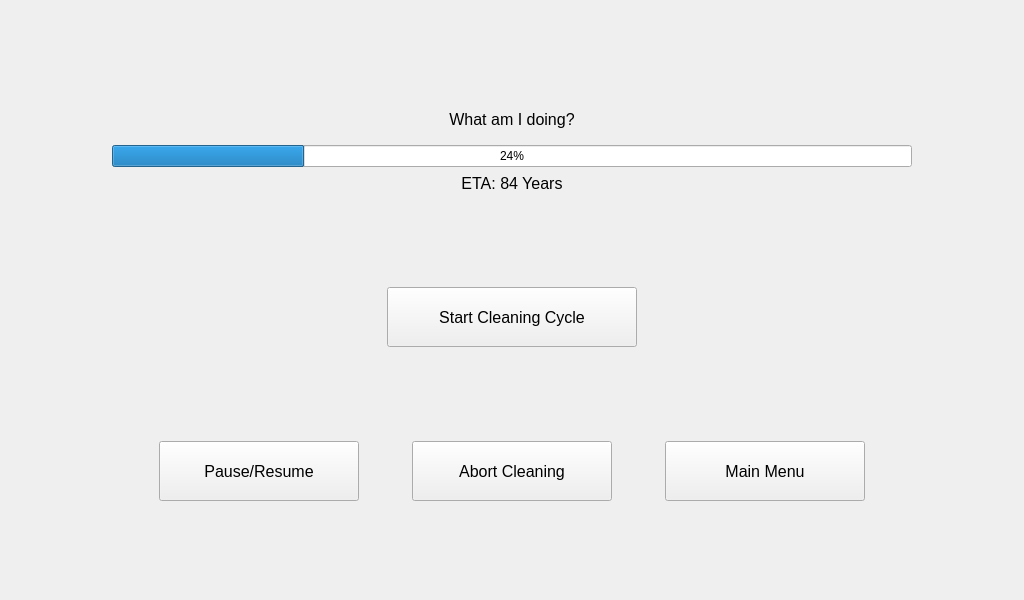
This is autobrewer/GUI/UI Files/CleaningScreen.ui in drmwve/Capstone-Project as Qt 5 draws it before an edit. The edited form follows.
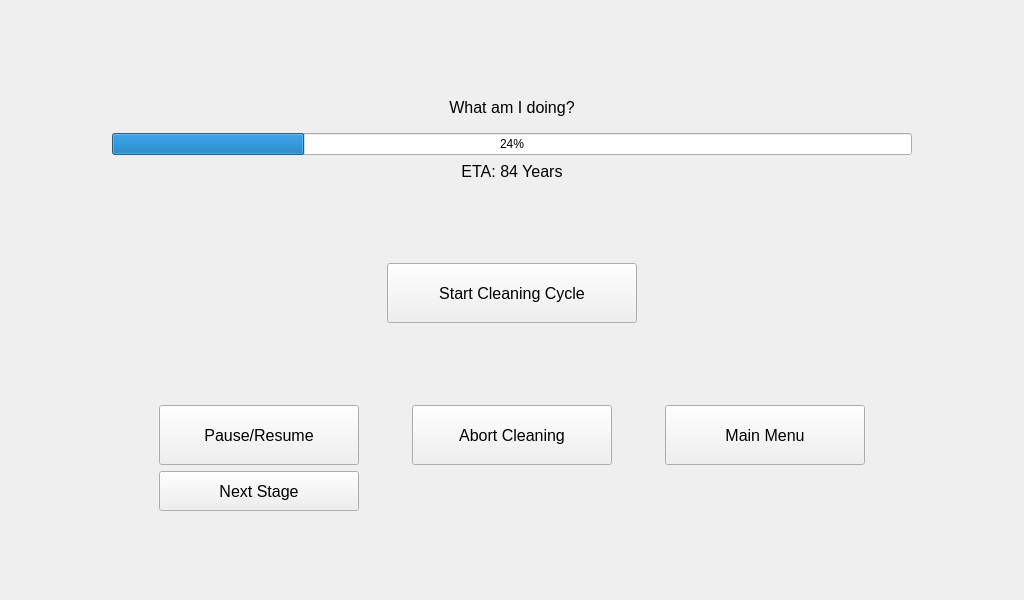
This is the edited form.

Commit message: Update UI files for manual control

The edit to the form file:
```diff
--- a/autobrewer/GUI/UI Files/CleaningScreen.ui
+++ b/autobrewer/GUI/UI Files/CleaningScreen.ui
@@ -26,64 +26,6 @@
    <string>Form</string>
   </property>
   <layout class="QGridLayout" name="CleanScreenLayout">
-   <item row="3" column="0">
-    <layout class="QHBoxLayout" name="LowerCleaningButtonsLayout">
-     <item>
-      <widget class="QPushButton" name="PauseResumeCleanButton">
-       <property name="maximumSize">
-        <size>
-         <width>200</width>
-         <height>60</height>
-        </size>
-       </property>
-       <property name="font">
-        <font>
-         <pointsize>12</pointsize>
-        </font>
-       </property>
-       <property name="text">
-        <string>Pause/Resume</string>
-       </property>
-      </widget>
-     </item>
-     <item>
-      <widget class="QPushButton" name="AbortCleanButton">
-       <property name="maximumSize">
-        <size>
-         <width>200</width>
-         <height>60</height>
-        </size>
-       </property>
-       <property name="font">
-        <font>
-         <pointsize>12</pointsize>
-        </font>
-       </property>
-       <property name="text">
-        <string>Abort Cleaning</string>
-       </property>
-      </widget>
-     </item>
-     <item>
-      <widget class="QPushButton" name="ReturnToMenuButton">
-       <property name="maximumSize">
-        <size>
-         <width>200</width>
-         <height>60</height>
-        </size>
-       </property>
-       <property name="font">
-        <font>
-         <pointsize>12</pointsize>
-        </font>
-       </property>
-       <property name="text">
-        <string>Main Menu</string>
-       </property>
-      </widget>
-     </item>
-    </layout>
-   </item>
    <item row="0" column="0">
     <layout class="QGridLayout" name="CleaningStatusLayout">
      <item row="0" column="0">
@@ -168,6 +110,82 @@
      </item>
     </layout>
    </item>
+   <item row="3" column="0">
+    <layout class="QGridLayout" name="LowerCleaningButtonsLayout">
+     <item row="0" column="0">
+      <widget class="QPushButton" name="ManualCleanButton">
+       <property name="maximumSize">
+        <size>
+         <width>200</width>
+         <height>60</height>
+        </size>
+       </property>
+       <property name="font">
+        <font>
+         <pointsize>12</pointsize>
+        </font>
+       </property>
+       <property name="text">
+        <string>Pause/Resume</string>
+       </property>
+      </widget>
+     </item>
+     <item row="0" column="1">
+      <widget class="QPushButton" name="AbortCleanButton">
+       <property name="maximumSize">
+        <size>
+         <width>200</width>
+         <height>60</height>
+        </size>
+       </property>
+       <property name="font">
+        <font>
+         <pointsize>12</pointsize>
+        </font>
+       </property>
+       <property name="text">
+        <string>Abort Cleaning</string>
+       </property>
+      </widget>
+     </item>
+     <item row="0" column="2">
+      <widget class="QPushButton" name="ReturnToMenuButton">
+       <property name="maximumSize">
+        <size>
+         <width>200</width>
+         <height>60</height>
+        </size>
+       </property>
+       <property name="font">
+        <font>
+         <pointsize>12</pointsize>
+        </font>
+       </property>
+       <property name="text">
+        <string>Main Menu</string>
+       </property>
+      </widget>
+     </item>
+     <item row="1" column="0">
+      <widget class="QPushButton" name="NextCleanStepButton">
+       <property name="maximumSize">
+        <size>
+         <width>16777215</width>
+         <height>40</height>
+        </size>
+       </property>
+       <property name="font">
+        <font>
+         <pointsize>12</pointsize>
+        </font>
+       </property>
+       <property name="text">
+        <string>Next Stage</string>
+       </property>
+      </widget>
+     </item>
+    </layout>
+   </item>
   </layout>
  </widget>
  <resources/>
```
The commit also changes 1 other file.
